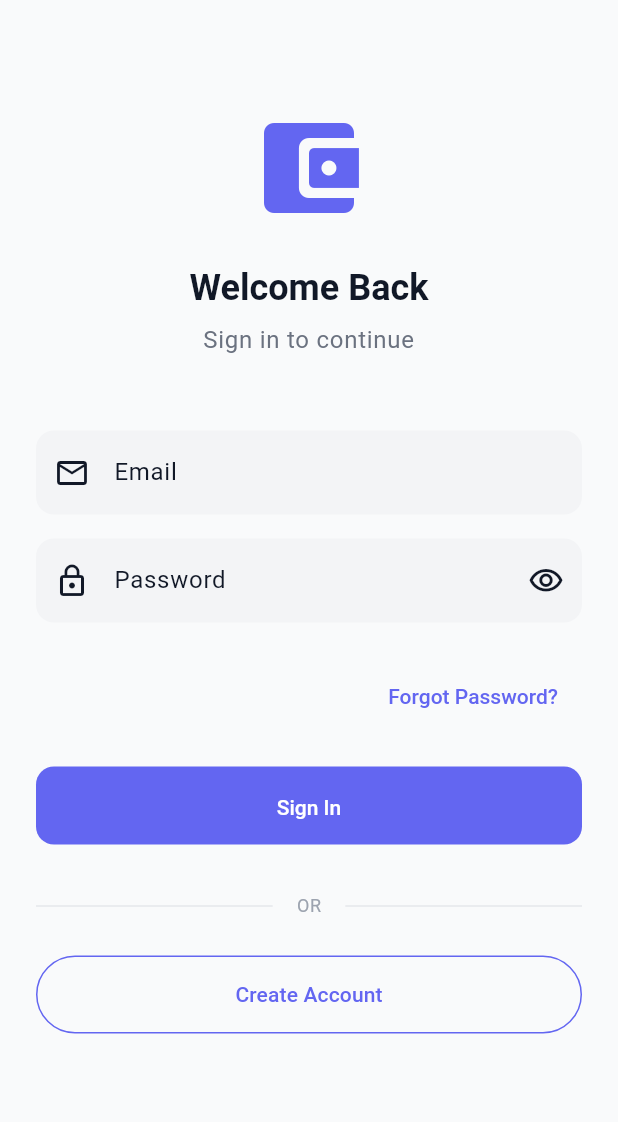
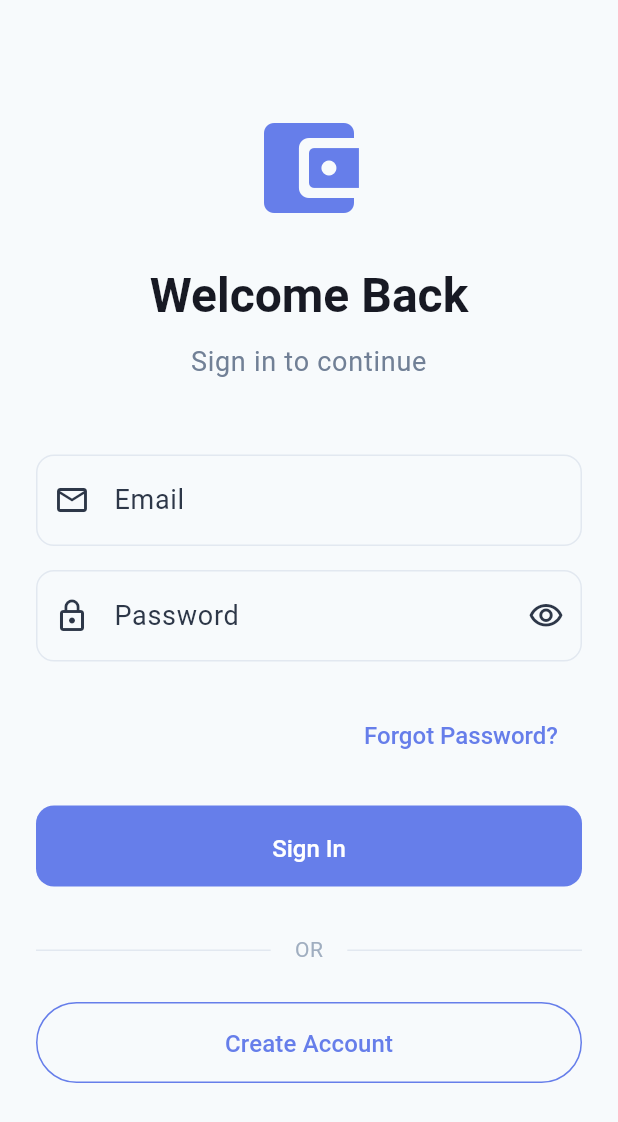
Before and after one commit to mixin27/finance-wallet, a Flutter app: the screen it shows after launch, on a phone screen of 412 x 824 dp. Shown: the top 1122 px of the screen. Run offline on Flutter 3.47's test engine with Material 3 defaults, Android fonts, the phone set to English and light mode, and no system bars; drawn by our look-alikes of flutter_animate; our stand-ins replace connectivity_plus, dartz, dio, drift, drift_flutter, envied and 13 more; accounts and stored records are empty; generated files the repository leaves out were written again.

Commit message:
refactor design system and icon launcher

```diff
--- a/lib/app/routing/app_router.dart
+++ b/lib/app/routing/app_router.dart
@@ -45,7 +45,7 @@ GoRouter goRouter(Ref ref) {
   return GoRouter(
     debugLogDiagnostics: kDebugMode,
     navigatorKey: _rootNavigatorKey,
-    initialLocation: '/',
+    initialLocation: '/auth/login',
     refreshListenable: GoRouterRefreshStream(authService.authStateStream),
     redirect: (context, state) {
       final isOnPublicRoute =
--- a/lib/app/theme/app_colors.dart
+++ b/lib/app/theme/app_colors.dart
@@ -1,39 +1,46 @@
 import 'package:flutter/material.dart';
 
 class AppColors {
+  // Primary Gradient: #667eea → #764ba2
+  static const primaryGradient = [Color(0xFF667EEA), Color(0xFF764BA2)];
+
+  // Accent Gradient: #FFD700 → #FFA500
+  static const accentGradient = [Color(0xFFFFD700), Color(0xFFFFA500)];
+
   // Primary Colors
-  static const primary = Color(0xFF6366F1); // Indigo
-  static const primaryDark = Color(0xFF4F46E5);
+  static const primary = Color(0xFF667EEA);
+  static const primaryDark = Color(0xFF764BA2);
   static const primaryLight = Color(0xFF818CF8);
 
-  // Secondary Colors
-  static const secondary = Color(0xFF8B5CF6); // Purple
-  static const accent = Color(0xFFEC4899); // Pink
+  // Secondary/Accent Colors
+  static const secondary = Color(0xFF764BA2);
+  static const accent = Color(0xFFFFD700);
+  static const accentDark = Color(0xFFFFA500);
 
   // Status Colors
-  static const success = Color(0xFF10B981); // Green
-  static const warning = Color(0xFFF59E0B); // Amber
-  static const error = Color(0xFFEF4444); // Red
-  static const info = Color(0xFF3B82F6); // Blue
+  static const success = Color(0xFF48BB78);
+  static const warning = Color(0xFFF59E0B);
+  static const error = Color(0xFFF56565);
+  static const info = Color(0xFF667EEA);
 
   // Income/Expense
-  static const income = Color(0xFF10B981);
-  static const expense = Color(0xFFEF4444);
-  static const transfer = Color(0xFF8B5CF6);
+  static const income = Color(0xFF48BB78);
+  static const expense = Color(0xFFF56565);
+  static const transfer = Color(0xFF764BA2);
 
   // Neutral Colors
   static const black = Color(0xFF000000);
   static const white = Color(0xFFFFFFFF);
-  static const grey50 = Color(0xFFF9FAFB);
-  static const grey100 = Color(0xFFF3F4F6);
-  static const grey200 = Color(0xFFE5E7EB);
-  static const grey300 = Color(0xFFD1D5DB);
-  static const grey400 = Color(0xFF9CA3AF);
-  static const grey500 = Color(0xFF6B7280);
-  static const grey600 = Color(0xFF4B5563);
-  static const grey700 = Color(0xFF374151);
-  static const grey800 = Color(0xFF1F2937);
-  static const grey900 = Color(0xFF111827);
+  static const grey50 = Color(0xFFF7FAFC);
+  static const grey100 = Color(0xFFEDF2F7);
+  static const grey200 = Color(0xFFE2E8F0);
+  static const grey300 = Color(0xFFCBD5E0);
+  static const grey400 = Color(0xFFA0AEC0);
+  static const grey500 = Color(0xFF718096);
+  static const grey600 = Color(0xFF4A5568);
+  static const grey700 = Color(0xFF2D3748);
+  static const grey800 = Color(0xFF1A202C);
+  static const grey900 = Color(0xFF171923);
 
   // Background Colors
   static const background = grey50;
@@ -41,7 +48,7 @@ class AppColors {
   static const surfaceVariant = grey100;
 
   // Dark Theme Colors
-  static const backgroundDark = grey900;
-  static const surfaceDark = grey800;
-  static const surfaceVariantDark = grey700;
+  static const backgroundDark = grey800;
+  static const surfaceDark = grey700;
+  static const surfaceVariantDark = grey600;
 }
--- a/lib/app/theme/app_text_styles.dart
+++ b/lib/app/theme/app_text_styles.dart
@@ -1,81 +1,98 @@
 import 'package:flutter/material.dart';
+import 'app_colors.dart';
 
 class AppTextStyles {
+  // Base color for text
+  static const _primaryTextColor = AppColors.grey700;
+  static const _secondaryTextColor = AppColors.grey500;
+
   // Display
   static const displayLarge = TextStyle(
-    fontSize: 32,
+    fontSize: 48,
+    fontWeight: FontWeight.bold,
+    height: 1.2,
+    letterSpacing: -1.0,
+    color: _primaryTextColor,
+  );
+
+  static const displayMedium = TextStyle(
+    fontSize: 40,
     fontWeight: FontWeight.bold,
     height: 1.2,
     letterSpacing: -0.5,
-  );
-
-  static const displayMedium = TextStyle(
-    fontSize: 28,
-    fontWeight: FontWeight.bold,
-    height: 1.2,
-    letterSpacing: -0.5,
+    color: _primaryTextColor,
   );
 
   static const displaySmall = TextStyle(
-    fontSize: 24,
+    fontSize: 32,
     fontWeight: FontWeight.bold,
     height: 1.3,
+    color: _primaryTextColor,
   );
 
   // Heading
   static const headingLarge = TextStyle(
+    fontSize: 24,
+    fontWeight: FontWeight.w600,
+    height: 1.4,
+    color: _primaryTextColor,
+  );
+
+  static const headingMedium = TextStyle(
     fontSize: 20,
     fontWeight: FontWeight.w600,
     height: 1.4,
-  );
-
-  static const headingMedium = TextStyle(
-    fontSize: 18,
-    fontWeight: FontWeight.w600,
-    height: 1.4,
+    color: _primaryTextColor,
   );
 
   static const headingSmall = TextStyle(
-    fontSize: 16,
+    fontSize: 18,
     fontWeight: FontWeight.w600,
     height: 1.5,
+    color: _primaryTextColor,
   );
 
   // Body
   static const bodyLarge = TextStyle(
+    fontSize: 18,
+    fontWeight: FontWeight.normal,
+    height: 1.6,
+    color: _primaryTextColor,
+  );
+
+  static const bodyMedium = TextStyle(
     fontSize: 16,
     fontWeight: FontWeight.normal,
     height: 1.5,
+    color: _primaryTextColor,
   );
 
-  static const bodyMedium = TextStyle(
+  static const bodySmall = TextStyle(
     fontSize: 14,
     fontWeight: FontWeight.normal,
     height: 1.5,
-  );
-
-  static const bodySmall = TextStyle(
-    fontSize: 12,
-    fontWeight: FontWeight.normal,
-    height: 1.5,
+    color: _secondaryTextColor,
   );
 
   // Label
   static const labelLarge = TextStyle(
+    fontSize: 16,
+    fontWeight: FontWeight.w500,
+    height: 1.4,
+    color: _primaryTextColor,
+  );
+
+  static const labelMedium = TextStyle(
     fontSize: 14,
     fontWeight: FontWeight.w500,
     height: 1.4,
+    color: _primaryTextColor,
   );
 
-  static const labelMedium = TextStyle(
+  static const labelSmall = TextStyle(
     fontSize: 12,
     fontWeight: FontWeight.w500,
     height: 1.4,
-  );
-
-  static const labelSmall = TextStyle(
-    fontSize: 11,
-    fontWeight: FontWeight.w500,
-    height: 1.4,
+    color: _secondaryTextColor,
   );
 }
--- a/lib/app/theme/app_theme.dart
+++ b/lib/app/theme/app_theme.dart
@@ -20,8 +20,9 @@ class AppTheme {
         surface: AppColors.surface,
         onPrimary: AppColors.white,
         onSecondary: AppColors.white,
-        onSurface: AppColors.grey900,
+        onSurface: AppColors.grey700,
         onError: AppColors.white,
+        surfaceContainerHighest: AppColors.grey100,
       ),
 
       // Scaffold
@@ -30,12 +31,12 @@ class AppTheme {
       // App Bar
       appBarTheme: const AppBarTheme(
         backgroundColor: AppColors.white,
-        foregroundColor: AppColors.grey900,
+        foregroundColor: AppColors.grey700,
         elevation: 0,
         centerTitle: false,
         systemOverlayStyle: SystemUiOverlayStyle.dark,
         titleTextStyle: TextStyle(
-          color: AppColors.grey900,
+          color: AppColors.grey700,
           fontSize: 20,
           fontWeight: FontWeight.w600,
         ),
@@ -44,9 +45,10 @@ class AppTheme {
       // Card
       cardTheme: CardThemeData(
         color: AppColors.white,
-        elevation: AppDimensions.cardElevation,
+        elevation: 0,
         shape: RoundedRectangleBorder(
           borderRadius: BorderRadius.circular(AppDimensions.cardRadius),
+          side: const BorderSide(color: AppColors.grey200, width: 1),
         ),
       ),
 
@@ -64,7 +66,7 @@ class AppTheme {
           shape: RoundedRectangleBorder(
             borderRadius: BorderRadius.circular(AppDimensions.radiusMedium),
           ),
-          textStyle: AppTextStyles.labelLarge,
+          textStyle: AppTextStyles.labelLarge.copyWith(color: AppColors.white),
         ),
       ),
 
@@ -83,14 +85,14 @@ class AppTheme {
       // Input Decoration
       inputDecorationTheme: InputDecorationTheme(
         filled: true,
-        fillColor: AppColors.grey100,
+        fillColor: AppColors.grey50,
         border: OutlineInputBorder(
           borderRadius: BorderRadius.circular(AppDimensions.radiusMedium),
-          borderSide: BorderSide.none,
+          borderSide: const BorderSide(color: AppColors.grey200),
         ),
         enabledBorder: OutlineInputBorder(
           borderRadius: BorderRadius.circular(AppDimensions.radiusMedium),
-          borderSide: BorderSide.none,
+          borderSide: const BorderSide(color: AppColors.grey200),
         ),
         focusedBorder: OutlineInputBorder(
           borderRadius: BorderRadius.circular(AppDimensions.radiusMedium),
@@ -143,7 +145,7 @@ class AppTheme {
         labelLarge: AppTextStyles.labelLarge,
         labelMedium: AppTextStyles.labelMedium,
         labelSmall: AppTextStyles.labelSmall,
-      ),
+      ).apply(bodyColor: AppColors.grey700, displayColor: AppColors.grey700),
     );
   }
 
@@ -153,24 +155,23 @@ class AppTheme {
       brightness: Brightness.dark,
 
       colorScheme: const ColorScheme.dark(
-        primary: AppColors.primaryLight,
+        primary: AppColors.primary,
         secondary: AppColors.secondary,
         tertiary: AppColors.accent,
         error: AppColors.error,
         surface: AppColors.surfaceDark,
         onPrimary: AppColors.white,
         onSecondary: AppColors.white,
-        onSurface: AppColors.grey100,
+        onSurface: AppColors.white,
         onError: AppColors.white,
+        surfaceContainerHighest: AppColors.grey700,
       ),
 
       scaffoldBackgroundColor: AppColors.backgroundDark,
 
-      // Rest of dark theme configuration...
-      // (Similar structure to light theme with dark colors)
       // App Bar
       appBarTheme: const AppBarTheme(
-        backgroundColor: AppColors.black,
+        backgroundColor: AppColors.backgroundDark,
         foregroundColor: AppColors.white,
         elevation: 0,
         centerTitle: false,
@@ -185,7 +186,7 @@ class AppTheme {
       // Card
       cardTheme: CardThemeData(
         color: AppColors.surfaceDark,
-        elevation: AppDimensions.cardElevation,
+        elevation: 0,
         shape: RoundedRectangleBorder(
           borderRadius: BorderRadius.circular(AppDimensions.cardRadius),
         ),
@@ -205,7 +206,7 @@ class AppTheme {
           shape: RoundedRectangleBorder(
             borderRadius: BorderRadius.circular(AppDimensions.radiusMedium),
           ),
-          textStyle: AppTextStyles.labelLarge,
+          textStyle: AppTextStyles.labelLarge.copyWith(color: AppColors.white),
         ),
       ),
 
@@ -265,7 +266,7 @@ class AppTheme {
 
       // Divider
       dividerTheme: const DividerThemeData(
-        color: AppColors.grey700,
+        color: AppColors.grey600,
         thickness: 1,
         space: 1,
       ),
@@ -284,7 +285,7 @@ class AppTheme {
         labelLarge: AppTextStyles.labelLarge,
         labelMedium: AppTextStyles.labelMedium,
         labelSmall: AppTextStyles.labelSmall,
-      ),
+      ).apply(bodyColor: AppColors.white, displayColor: AppColors.white),
     );
   }
 }
--- a/lib/features/dashboard/presentation/pages/dashboard_page.dart
+++ b/lib/features/dashboard/presentation/pages/dashboard_page.dart
@@ -66,7 +66,7 @@ class _DashboardPageState extends ConsumerState<DashboardPage> {
                 background: Container(
                   decoration: const BoxDecoration(
                     gradient: LinearGradient(
-                      colors: [AppColors.primary, AppColors.primaryDark],
+                      colors: AppColors.primaryGradient,
                       begin: Alignment.topLeft,
                       end: Alignment.bottomRight,
                     ),
@@ -210,10 +210,11 @@ class _DashboardPageState extends ConsumerState<DashboardPage> {
       padding: const EdgeInsets.all(AppDimensions.space24),
       decoration: BoxDecoration(
         gradient: const LinearGradient(
-          colors: [AppColors.primary, AppColors.primaryDark],
+          colors: AppColors.primaryGradient,
           begin: Alignment.topLeft,
           end: Alignment.bottomRight,
         ),
+
         borderRadius: BorderRadius.circular(AppDimensions.radiusLarge),
         boxShadow: [
           BoxShadow(
```
Also changed, not shown: lib/features/profile/presentation/pages/profile_page.dart (+48 -45 lines), lib/widgets/banner_message.dart (+17 -11 lines), 82 other files.
